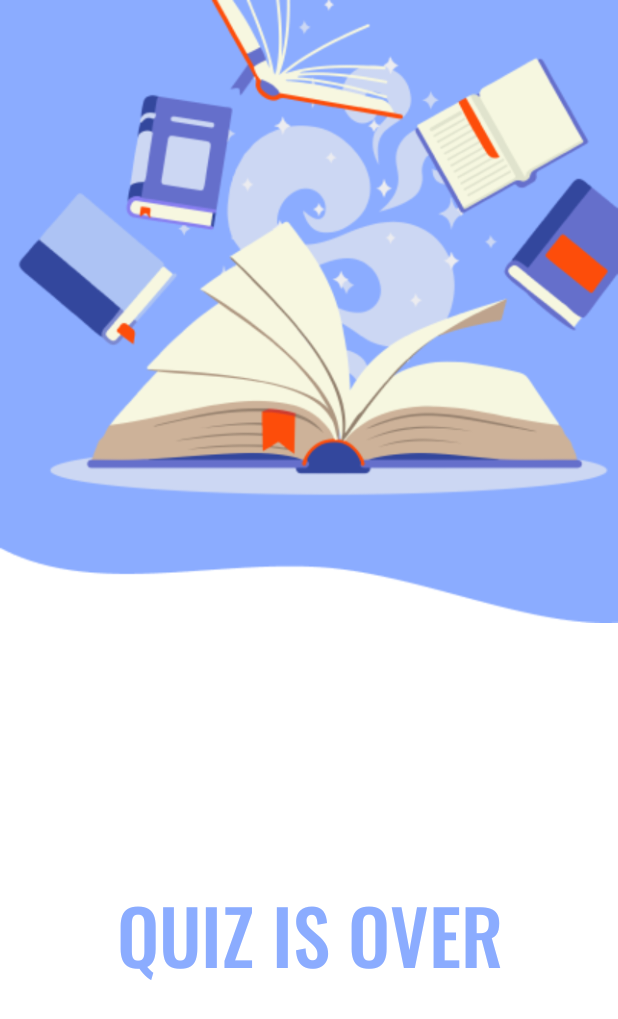
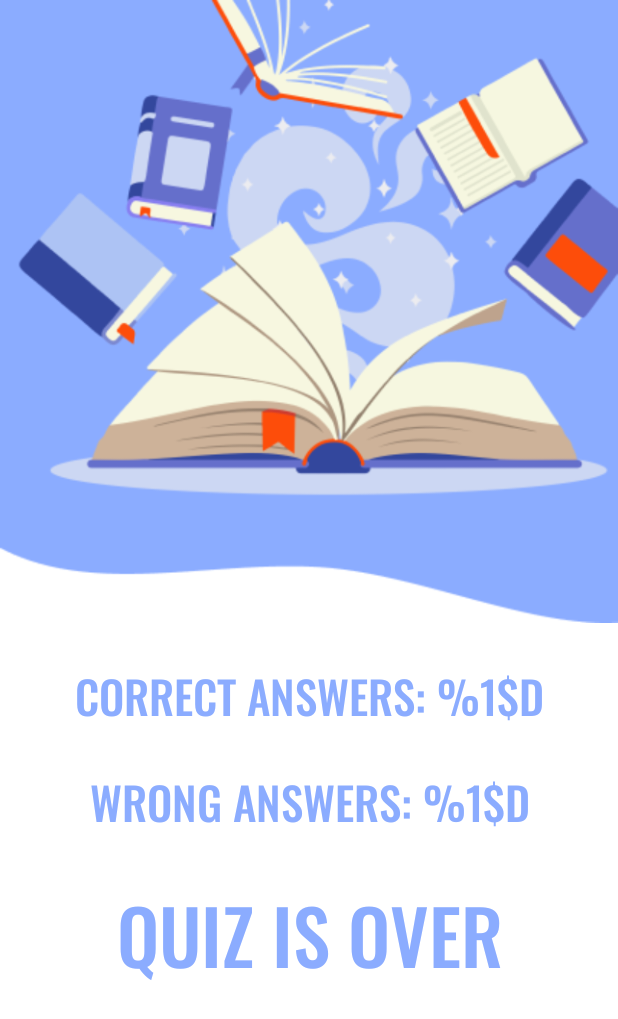
Before and after one commit to Cretihoy/-Test-task-questions, an Android app: the FinalActivity screen opened directly, with no data from a screen before it, on a phone screen of 412 x 824 dp. Shown: the top 1019 px of the screen. Run offline under Robolectric (Android 15) with nearby library versions, the phone set to English and light mode, and no system bars; our stand-ins replace Dagger/Hilt's generated code; libraries missing offline, so code that uses them is left out: moxy.ktx.moxyPresenter; Roboto replaces fonts that are not available here.

Commit message:
add components in activity final xml

```diff
--- a/app/src/main/res/layout/activity_final.xml
+++ b/app/src/main/res/layout/activity_final.xml
@@ -41,4 +41,34 @@
         app:layout_constraintStart_toStartOf="parent"
         app:layout_constraintTop_toBottomOf="@id/background_activity_final" />
 
+    <TextView
+        android:id="@+id/text_correct_activity_main"
+        android:layout_width="match_parent"
+        android:layout_height="wrap_content"
+        android:fontFamily="@font/oswald_medium"
+        android:text="@string/correct_answers"
+        android:textAlignment="center"
+        android:textAllCaps="true"
+        android:textColor="@color/light_blue"
+        android:textSize="30sp"
+        app:layout_constraintBottom_toTopOf="@id/text_wrong_activity_main"
+        app:layout_constraintEnd_toEndOf="parent"
+        app:layout_constraintStart_toStartOf="parent"
+        app:layout_constraintTop_toBottomOf="@id/background_activity_final" />
+
+    <TextView
+        android:id="@+id/text_wrong_activity_main"
+        android:layout_width="match_parent"
+        android:layout_height="wrap_content"
+        android:fontFamily="@font/oswald_medium"
+        android:text="@string/wrong_answers"
+        android:textAlignment="center"
+        android:textAllCaps="true"
+        android:textColor="@color/light_blue"
+        android:textSize="30sp"
+        app:layout_constraintBottom_toTopOf="@id/text_activity_main"
+        app:layout_constraintEnd_toEndOf="parent"
+        app:layout_constraintStart_toStartOf="parent"
+        app:layout_constraintTop_toBottomOf="@id/text_correct_activity_main" />
+
 </androidx.constraintlayout.widget.ConstraintLayout>
```
